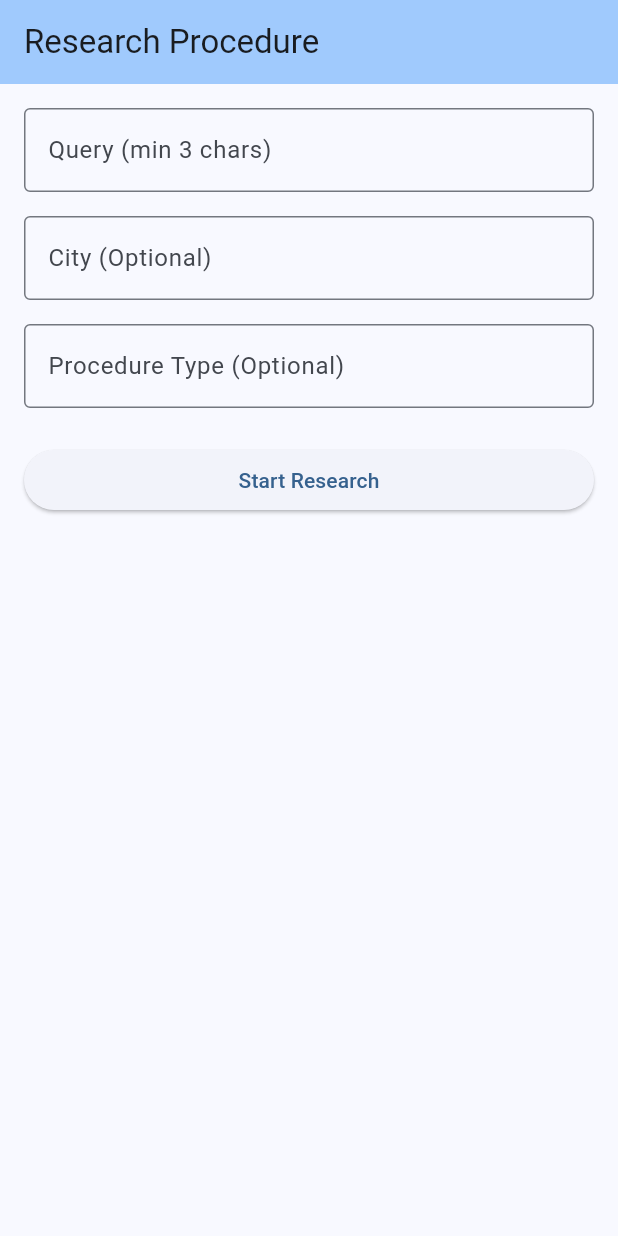
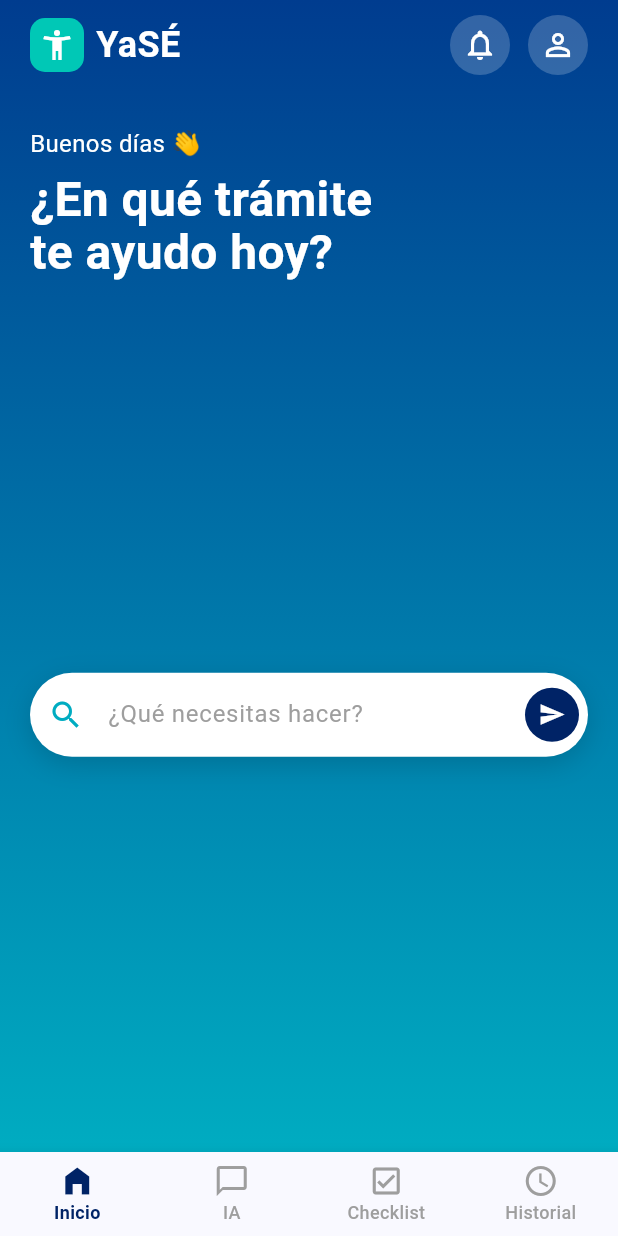
Before and after one commit to YsaiCV/hackaton_bwa_frontend, a Flutter app: the screen it shows after launch, on a phone screen of 412 x 824 dp. Run offline on Flutter 3.47's test engine with Material 3 defaults, Android fonts, the phone set to English and light mode, and no system bars.

Commit message:
feat: add prototype main menu

```diff
--- a/lib/main.dart
+++ b/lib/main.dart
@@ -1,6 +1,5 @@
-import 'dart:convert';
 import 'package:flutter/material.dart';
-import 'package:http/http.dart' as http;
+import 'screens/chat_input_screen.dart';
 
 void main() {
   runApp(const MyApp());
@@ -12,132 +11,13 @@ class MyApp extends StatelessWidget {
   @override
   Widget build(BuildContext context) {
     return MaterialApp(
-      title: 'Hackaton BWA Frontend',
+      title: 'YaSÉ',
+      debugShowCheckedModeBanner: false,
       theme: ThemeData(
-        colorScheme: ColorScheme.fromSeed(seedColor: Colors.blue),
+        colorScheme: ColorScheme.fromSeed(seedColor: const Color(0xFF00458F)),
+        fontFamily: 'Roboto',
       ),
-      home: const ProcedureResearchPage(),
+      home: const ChatInputScreen(),
     );
   }
 }
-
-class ProcedureResearchPage extends StatefulWidget {
-  const ProcedureResearchPage({super.key});
-
-  @override
-  State<ProcedureResearchPage> createState() => _ProcedureResearchPageState();
-}
-
-class _ProcedureResearchPageState extends State<ProcedureResearchPage> {
-  final TextEditingController _queryController = TextEditingController();
-  final TextEditingController _cityController = TextEditingController();
-  final TextEditingController _procedureTypeController = TextEditingController();
-
-  bool _isLoading = false;
-  String _result = '';
-
-  Future<void> _submitResearch() async {
-    setState(() {
-      _isLoading = true;
-      _result = '';
-    });
-
-    try {
-      // 10.0.2.2 is for Android Emulator, 127.0.0.1 for iOS/Web/Mac
-      // Update this IP if you are testing on a real device.
-      final url = Uri.parse('http://127.0.0.1:3000/procedures/research');
-      final response = await http.post(
-        url,
-        headers: {'Content-Type': 'application/json'},
-        body: jsonEncode({
-          'query': _queryController.text,
-          'city': _cityController.text.isNotEmpty ? _cityController.text : null,
-          'procedureType': _procedureTypeController.text.isNotEmpty ? _procedureTypeController.text : null,
-        }),
-      );
-
-      if (response.statusCode == 200 || response.statusCode == 201) {
-        setState(() {
-          _result = 'Success!\n\n${response.body}';
-        });
-      } else {
-        setState(() {
-          _result = 'Error ${response.statusCode}: ${response.body}';
-        });
-      }
-    } catch (e) {
-      setState(() {
-        _result = 'Connection Error: $e';
-      });
-    } finally {
-      setState(() {
-        _isLoading = false;
-      });
-    }
-  }
-
-  @override
-  void dispose() {
-    _queryController.dispose();
-    _cityController.dispose();
-    _procedureTypeController.dispose();
-    super.dispose();
-  }
-
-  @override
-  Widget build(BuildContext context) {
-    return Scaffold(
-      appBar: AppBar(
-        title: const Text('Research Procedure'),
-        backgroundColor: Theme.of(context).colorScheme.inversePrimary,
-      ),
-      body: Padding(
-        padding: const EdgeInsets.all(16.0),
-        child: Column(
-          crossAxisAlignment: CrossAxisAlignment.stretch,
-          children: [
-            TextField(
-              controller: _queryController,
-              decoration: const InputDecoration(
-                labelText: 'Query (min 3 chars)',
-                border: OutlineInputBorder(),
-              ),
-            ),
-            const SizedBox(height: 16),
-            TextField(
-              controller: _cityController,
-              decoration: const InputDecoration(
-                labelText: 'City (Optional)',
-                border: OutlineInputBorder(),
-              ),
-            ),
-            const SizedBox(height: 16),
-            TextField(
-              controller: _procedureTypeController,
-              decoration: const InputDecoration(
-                labelText: 'Procedure Type (Optional)',
-                border: OutlineInputBorder(),
-              ),
-            ),
-            const SizedBox(height: 24),
-            ElevatedButton(
-              onPressed: _isLoading ? null : _submitResearch,
-              child: _isLoading
-                  ? const CircularProgressIndicator()
-                  : const Text('Start Research'),
-            ),
-            const SizedBox(height: 24),
-            Expanded(
-              child: SingleChildScrollView(
-                child: Text(
-                  _result,
-                  style: const TextStyle(fontSize: 16),
-                ),
-              ),
-            ),
-          ],
-        ),
-      ),
-    );
-  }
-}
--- /dev/null
+++ b/lib/screens/chat_input_screen.dart
@@ -0,0 +1,159 @@
+import 'package:flutter/material.dart';
+import '../services/api_service.dart';
+import '../widgets/custom_header.dart';
+
+class ChatInputScreen extends StatefulWidget {
+  const ChatInputScreen({super.key});
+
+  @override
+  State<ChatInputScreen> createState() => _ChatInputScreenState();
+}
+
+class _ChatInputScreenState extends State<ChatInputScreen> {
+  final TextEditingController _queryController = TextEditingController();
+  final ApiService _apiService = ApiService();
+  bool _isLoading = false;
+
+  void _submitResearch() async {
+    if (_queryController.text.trim().isEmpty) return;
+
+    setState(() {
+      _isLoading = true;
+    });
+
+    try {
+      final responseBody = await _apiService.submitResearch(_queryController.text);
+
+      if (mounted) {
+        showDialog(
+          context: context,
+          builder: (context) => AlertDialog(
+            title: const Text('Resultado de la búsqueda'),
+            content: SingleChildScrollView(
+              child: Text(responseBody),
+            ),
+            actions: [
+              TextButton(
+                onPressed: () => Navigator.pop(context),
+                child: const Text('Cerrar'),
+              ),
+            ],
+          ),
+        );
+      }
+    } catch (e) {
+      if (mounted) {
+        ScaffoldMessenger.of(context).showSnackBar(
+          SnackBar(content: Text(e.toString())),
+        );
+      }
+    } finally {
+      setState(() {
+        _isLoading = false;
+      });
+    }
+  }
+
+  @override
+  Widget build(BuildContext context) {
+    return Scaffold(
+      body: Container(
+        decoration: const BoxDecoration(
+          gradient: LinearGradient(
+            begin: Alignment.topCenter,
+            end: Alignment.bottomCenter,
+            colors: [
+              Color(0xFF003C8F), // Dark blue
+              Color(0xFF00ACC1), // Teal/Cyan
+            ],
+          ),
+        ),
+        child: SafeArea(
+          child: Column(
+            children: [
+              // Static Header
+              const CustomHeader(),
+
+              // Centered Input Box
+              Expanded(
+                child: Center(
+                  child: Padding(
+                    padding: const EdgeInsets.symmetric(horizontal: 20.0),
+                    child: Container(
+                      decoration: BoxDecoration(
+                        color: Colors.white,
+                        borderRadius: BorderRadius.circular(30),
+                        boxShadow: [
+                          BoxShadow(
+                            color: Colors.black.withOpacity(0.15),
+                            blurRadius: 15,
+                            offset: const Offset(0, 5),
+                          ),
+                        ],
+                      ),
+                      child: TextField(
+                        controller: _queryController,
+                        decoration: InputDecoration(
+                          hintText: '¿Qué necesitas hacer?',
+                          hintStyle: TextStyle(color: Colors.grey.shade500),
+                          prefixIcon: const Icon(Icons.search, color: Color(0xFF00ACC1)),
+                          suffixIcon: Padding(
+                            padding: const EdgeInsets.all(6.0),
+                            child: InkWell(
+                              onTap: _isLoading ? null : _submitResearch,
+                              child: Container(
+                                decoration: const BoxDecoration(
+                                  color: Color(0xFF002366),
+                                  shape: BoxShape.circle,
+                                ),
+                                child: _isLoading
+                                  ? const Padding(
+                                      padding: EdgeInsets.all(12.0),
+                                      child: CircularProgressIndicator(color: Colors.white, strokeWidth: 2),
+                                    )
+                                  : const Icon(Icons.send, color: Colors.white, size: 18),
+                              ),
+                            ),
+                          ),
+                          border: InputBorder.none,
+                          contentPadding: const EdgeInsets.symmetric(horizontal: 20, vertical: 16),
+                        ),
+                        onSubmitted: (_) => _submitResearch(),
+                      ),
+                    ),
+                  ),
+                ),
+              ),
+            ],
+          ),
+        ),
+      ),
+      bottomNavigationBar: BottomNavigationBar(
+        type: BottomNavigationBarType.fixed,
+        selectedItemColor: const Color(0xFF002366),
+        unselectedItemColor: Colors.grey.shade500,
+        showUnselectedLabels: true,
+        selectedLabelStyle: const TextStyle(fontWeight: FontWeight.w600, fontSize: 12),
+        unselectedLabelStyle: const TextStyle(fontWeight: FontWeight.w500, fontSize: 12),
+        items: const [
+          BottomNavigationBarItem(
+            icon: Icon(Icons.home_filled),
+            label: 'Inicio',
+          ),
+          BottomNavigationBarItem(
+            icon: Icon(Icons.chat_bubble_outline),
+            label: 'IA',
+          ),
+          BottomNavigationBarItem(
+            icon: Icon(Icons.check_box_outlined),
+            label: 'Checklist',
+          ),
+          BottomNavigationBarItem(
+            icon: Icon(Icons.access_time),
+            label: 'Historial',
+          ),
+        ],
+      ),
+    );
+  }
+}
--- /dev/null
+++ b/lib/services/api_service.dart
@@ -0,0 +1,27 @@
+import 'dart:convert';
+import 'package:http/http.dart' as http;
+
+class ApiService {
+  static const String _baseUrl = 'http://127.0.0.1:3000';
+
+  Future<String> submitResearch(String query) async {
+    try {
+      final url = Uri.parse('$_baseUrl/procedures/research');
+      final response = await http.post(
+        url,
+        headers: {'Content-Type': 'application/json'},
+        body: jsonEncode({
+          'query': query,
+        }),
+      );
+
+      if (response.statusCode == 200 || response.statusCode == 201) {
+        return response.body;
+      } else {
+        throw Exception('Error ${response.statusCode}: ${response.body}');
+      }
+    } catch (e) {
+      throw Exception('Connection Error: $e');
+    }
+  }
+}
--- /dev/null
+++ b/lib/widgets/custom_header.dart
@@ -0,0 +1,93 @@
+import 'package:flutter/material.dart';
+
+class CustomHeader extends StatelessWidget {
+  const CustomHeader({super.key});
+
+  Widget _buildTopIcon(IconData icon) {
+    return Container(
+      padding: const EdgeInsets.all(8),
+      decoration: BoxDecoration(
+        color: Colors.white.withOpacity(0.2),
+        shape: BoxShape.circle,
+      ),
+      child: Icon(icon, color: Colors.white, size: 24),
+    );
+  }
+
+  @override
+  Widget build(BuildContext context) {
+    return Column(
+      crossAxisAlignment: CrossAxisAlignment.start,
+      children: [
+        // Top Bar
+        Padding(
+          padding: const EdgeInsets.symmetric(horizontal: 20.0, vertical: 10.0),
+          child: Row(
+            mainAxisAlignment: MainAxisAlignment.spaceBetween,
+            children: [
+              // Logo
+              Row(
+                children: [
+                  Container(
+                    padding: const EdgeInsets.all(6),
+                    decoration: BoxDecoration(
+                      color: const Color(0xFF00C8B6),
+                      borderRadius: BorderRadius.circular(10),
+                    ),
+                    child: const Icon(Icons.accessibility_new, color: Colors.white, size: 24),
+                  ),
+                  const SizedBox(width: 8),
+                  const Text(
+                    'YaSÉ',
+                    style: TextStyle(
+                      color: Colors.white,
+                      fontSize: 24,
+                      fontWeight: FontWeight.bold,
+                    ),
+                  ),
+                ],
+              ),
+              // Action Icons
+              Row(
+                children: [
+                  _buildTopIcon(Icons.notifications_none),
+                  const SizedBox(width: 12),
+                  _buildTopIcon(Icons.person_outline),
+                ],
+              )
+            ],
+          ),
+        ),
+
+        const SizedBox(height: 24),
+
+        // Greeting Text
+        Padding(
+          padding: const EdgeInsets.symmetric(horizontal: 20.0),
+          child: Column(
+            crossAxisAlignment: CrossAxisAlignment.start,
+            children: const [
+              Text(
+                'Buenos días 👋',
+                style: TextStyle(
+                  color: Colors.white,
+                  fontSize: 16,
+                ),
+              ),
+              SizedBox(height: 8),
+              Text(
+                '¿En qué trámite\nte ayudo hoy?',
+                style: TextStyle(
+                  color: Colors.white,
+                  fontSize: 32,
+                  fontWeight: FontWeight.bold,
+                  height: 1.1,
+                ),
+              ),
+            ],
+          ),
+        ),
+      ],
+    );
+  }
+}
```
